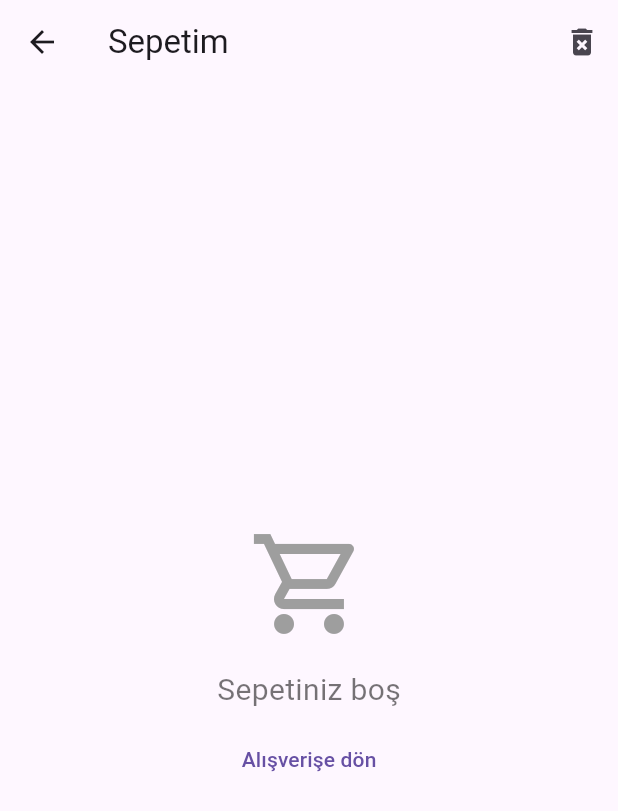
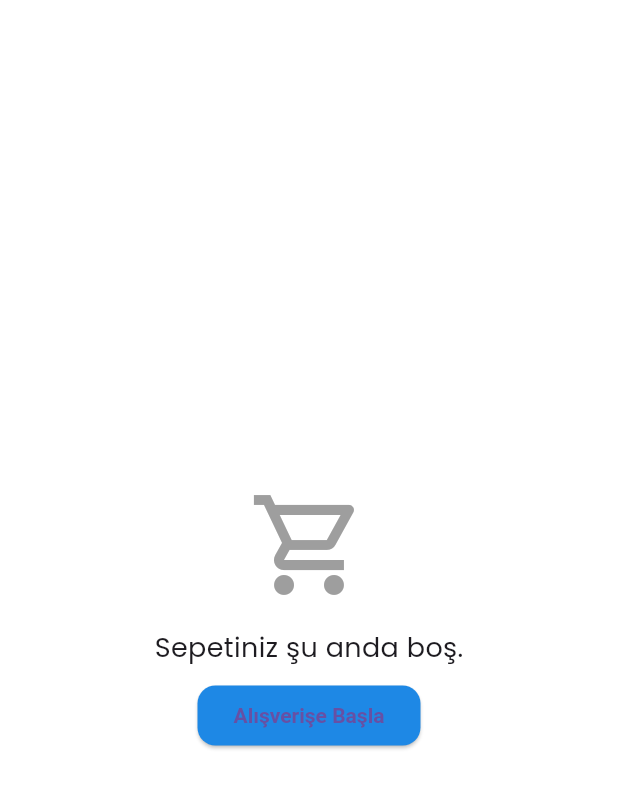
Before and after one commit to svactrion/bootcamp_ecommerce_app, a Flutter app: the CartScreen screen opened by its route, on a phone screen of 412 x 824 dp. Shown: the top 811 px of the screen. Run offline on Flutter 3.47's test engine with Material 3 defaults, Android fonts, the phone set to English and light mode, and no system bars; our stand-ins replace bloc, carousel_slider, dio, equatable, flutter_bloc, google_fonts and 1 more; accounts and stored records are empty; network calls fail.

```diff
--- a/lib/ui/screens/cart_screen.dart
+++ b/lib/ui/screens/cart_screen.dart
@@ -4,8 +4,7 @@ import 'package:flutter/material.dart';
 import 'package:flutter_bloc/flutter_bloc.dart';
 
 import '../../blocs/cart/cart_bloc.dart';
-import '../../data/models/cart_item.dart';
-import '../../data/services/web_service.dart';
+
 class CartScreen extends StatelessWidget {
   static const routeName = '/cart';
 
@@ -13,28 +12,30 @@ class CartScreen extends StatelessWidget {
 
   @override
   Widget build(BuildContext context) {
+    return BlocBuilder<CartBloc, CartState>(
+      builder: (context, state) {
         return Scaffold(
-      appBar: AppBar(
-        title: const Text('Sepetim'),
-        actions: [
-          IconButton(
-            icon: const Icon(Icons.delete_forever),
-            tooltip: 'Tüm Sepeti Boşalt',
-            onPressed: () async {
-              // Sepeti boşaltma fonksiyonunu burada çağırın
-              await sepetiBosalt();
-              context.read<CartBloc>().add(LoadCart()); // Sepeti güncelle
+          // AppBar her iki yoldan da gelecek şekilde aynı:
+          body: _buildBody(context, state),
+        );
       },
-          ),
-        ],
-      ),
-      body: BlocBuilder<CartBloc, CartState>(
-        builder: (context, state) {
+    );
+  }
+
+  Widget _buildBody(BuildContext context, CartState state) {
     if (state is CartLoading) {
       return const Center(child: CircularProgressIndicator());
     }
 
-          // 1) Sepet tamamen boşsa:
+    if (state is CartError) {
+      return Center(
+        child: Text(
+          'Hata: ${state.message}',
+          style: const TextStyle(color: Colors.red),
+        ),
+      );
+    }
+
     if (state is CartEmpty) {
       return Center(
         child: Column(
@@ -47,30 +48,30 @@ class CartScreen extends StatelessWidget {
             ),
             const SizedBox(height: 16),
             const Text(
-                    'Sepetiniz boş',
-                    style: TextStyle(fontSize: 20, color: Colors.black54),
+              'Sepetiniz şu anda boş.',
+              style: TextStyle(fontSize: 18),
             ),
             const SizedBox(height: 8),
-                  TextButton(
+            ElevatedButton(
               onPressed: () {
-                      // Ana ekrana dön
-                      Navigator.pop(context);
+                Navigator.pushNamedAndRemoveUntil(context, '/', (_) => false);
               },
-                    child: const Text('Alışverişe dön'),
+              child: const Text('Alışverişe Başla'),
             ),
           ],
         ),
       );
     }
 
-          // 2) Sepet yüklendiyse:
     if (state is CartLoaded) {
       final items = state.items;
-
-            final totalPrice = items.fold<double>(
+      final subtotal = items.fold<double>(
         0,
         (sum, item) => sum + item.fiyat * item.siparisAdeti,
       );
+
+      String itemCountLabel =
+          'Subtotal (${items.length} item${items.length > 1 ? 's' : ''})';
 
       return Column(
         children: [
@@ -79,10 +80,9 @@ class CartScreen extends StatelessWidget {
               padding: const EdgeInsets.all(8),
               itemCount: items.length,
               separatorBuilder: (_, __) => const Divider(),
-                    itemBuilder: (context, index) {
-                      final CartItem item = items[index];
+              itemBuilder: (ctx, i) {
+                final item = items[i];
                 final lineTotal = item.fiyat * item.siparisAdeti;
-
                 return ListTile(
                   leading: Image.network(
                     'http://kasimadalan.pe.hu/urunler/resimler/${item.resim}',
@@ -95,38 +95,66 @@ class CartScreen extends StatelessWidget {
                     '${item.fiyat} TL × ${item.siparisAdeti} = $lineTotal TL',
                   ),
                   trailing: IconButton(
-                          icon: const Icon(Icons.delete),
-                          onPressed: () {
-                            context.read<CartBloc>().add(
+                    icon: const Icon(Icons.delete_outline),
+                    onPressed:
+                        () => context.read<CartBloc>().add(
                           RemoveProductFromCart(item.sepetId),
-                            );
-                          },
+                        ),
                   ),
                 );
               },
             ),
           ),
-                Container(
-                  padding: const EdgeInsets.symmetric(
-                    horizontal: 16,
-                    vertical: 12,
+          const Divider(),
+          Padding(
+            padding: const EdgeInsets.symmetric(horizontal: 16, vertical: 12),
+            child: Column(
+              children: [
+                _buildPriceRow(
+                  itemCountLabel,
+                  '${subtotal.toStringAsFixed(2)} TL',
                 ),
-                  color: Colors.grey.shade200,
-                  child: Row(
-                    mainAxisAlignment: MainAxisAlignment.spaceBetween,
-                    children: [
-                      const Text(
-                        'Toplam:',
-                        style: TextStyle(
-                          fontSize: 18,
-                          fontWeight: FontWeight.bold,
+                const SizedBox(height: 4),
+                _buildPriceRow(
+                  'Total',
+                  '${subtotal.toStringAsFixed(2)} TL',
+                  isTotal: true,
+                ),
+              ],
             ),
           ),
-                      Text(
-                        '${totalPrice.toStringAsFixed(2)} TL',
-                        style: const TextStyle(
-                          fontSize: 18,
-                          fontWeight: FontWeight.bold,
+          const Divider(),
+          Padding(
+            padding: const EdgeInsets.all(16.0),
+            child: Column(
+              children: [
+                SizedBox(
+                  width: double.infinity,
+                  height: 48,
+                  child: ElevatedButton(
+                    onPressed: () => context.read<CartBloc>().add(ClearCart()),
+                    style: ElevatedButton.styleFrom(
+                      backgroundColor: Colors.deepOrange,
+                      shape: RoundedRectangleBorder(
+                        borderRadius: BorderRadius.circular(24),
+                      ),
+                    ),
+                    child: const Text('Sepeti Boşalt'),
+                  ),
+                ),
+                const SizedBox(height: 12),
+                SizedBox(
+                  width: double.infinity,
+                  height: 48,
+                  child: ElevatedButton(
+                    onPressed: null,
+                    style: ElevatedButton.styleFrom(
+                      backgroundColor: Colors.deepOrange,
+                      shape: RoundedRectangleBorder(
+                        borderRadius: BorderRadius.circular(24),
+                      ),
+                    ),
+                    child: const Text('Alışverişi Tamamla'),
                   ),
                 ),
               ],
@@ -136,27 +164,28 @@ class CartScreen extends StatelessWidget {
       );
     }
 
-          // 3) Sadece gerçek bir hata varsa:
-          if (state is CartError) {
-            return Center(
-              child: Text(
-                'Hata: ${state.message}',
-                style: const TextStyle(color: Colors.red),
+    return const SizedBox.shrink();
+  }
+
+  Widget _buildPriceRow(String label, String value, {bool isTotal = false}) {
+    return Row(
+      mainAxisAlignment: MainAxisAlignment.spaceBetween,
+      children: [
+        Text(
+          label,
+          style: TextStyle(
+            fontSize: isTotal ? 16 : 14,
+            fontWeight: isTotal ? FontWeight.bold : FontWeight.normal,
           ),
+        ),
+        Text(
+          value,
+          style: TextStyle(
+            fontSize: isTotal ? 16 : 14,
+            fontWeight: isTotal ? FontWeight.bold : FontWeight.normal,
+          ),
+        ),
+      ],
     );
   }
-
-          // 4) Hiçbir durum değilse boş bırak:
-          return const SizedBox.shrink();
-        },
-      ),
-    );
 }
-
-  Future<void> sepetiBosalt() async {
-    final items = await WebService().fetchCartItems();
-    for (final item in items) {
-      await WebService().removeFromCart(sepetId: item.sepetId);
-    }
-  }
-}
--- a/lib/ui/screens/favorite_screen.dart
+++ b/lib/ui/screens/favorite_screen.dart
@@ -16,7 +16,6 @@ class FavoritesScreen extends StatelessWidget {
   Widget build(BuildContext context) {
     // Favoriler Bloc zaten main.dart'da başlatılıyor
     return Scaffold(
-      appBar: AppBar(title: const Text('Favoriler')),
       body: BlocBuilder<FavoritesBloc, FavoritesState>(
         builder: (context, state) {
           if (state is FavoritesInitial) {
@@ -32,12 +31,12 @@ class FavoritesScreen extends StatelessWidget {
               return const Center(child: Text('Henüz favori yok'));
             }
             return ListView.builder(
-              padding: const EdgeInsets.all(8),
+              padding: const EdgeInsets.all(20),
               itemCount: favs.length,
               itemBuilder: (ctx, i) {
                 final product = favs[i];
                 return Card(
-                  margin: const EdgeInsets.symmetric(vertical: 6),
+                  margin: const EdgeInsets.symmetric(vertical: 8),
                   child: ListTile(
                     leading: SizedBox(
                       width: 60,
--- a/pubspec.yaml
+++ b/pubspec.yaml
@@ -19,6 +19,10 @@ dependencies:
   equatable:
   sqflite:
   path:
+  carousel_slider:
+  flutter_slidable:
+  google_fonts:
+
 
   cupertino_icons: ^1.0.8
 
```
Also changed, not shown: lib/main.dart (+33 -9 lines), lib/ui/screens/detail_screen.dart (+117 -25 lines), lib/ui/screens/home_screen.dart (+94 -58 lines), lib/ui/widgets/promo_carousel.dart (added, +81 -0 lines), pubspec.lock, 1 other file. Lines whose indentation alone changed are shown as unchanged.
